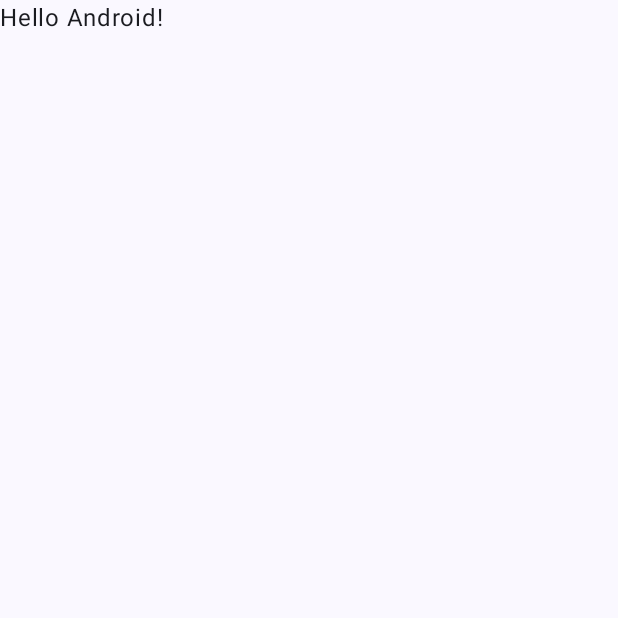
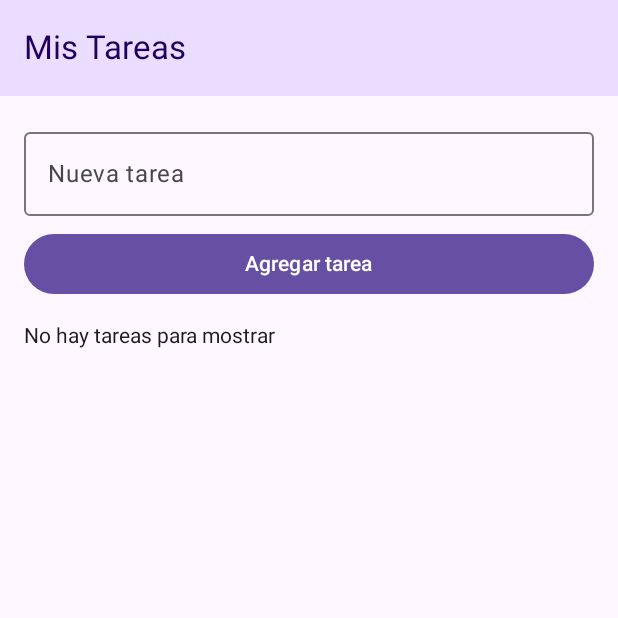
Before and after one commit to Aanlu/AndroidNativo_Praticas, an Android app built with Jetpack Compose: the screen it shows after launch (MainActivity), on a phone screen of 412 x 824 dp, the top half of it. Before the commit the part shown is almost empty. Run offline under Robolectric (Android 15) with nearby library versions, the phone set to English and light mode, and no system bars; our stand-ins replace Room's generated code.

Commit message:
Actividad 7.2. Mini Proyecto 02: lista de tareas con Room: agregar, completar y eliminar

```diff
--- a/MiniProyecto02/app/build.gradle.kts
+++ b/MiniProyecto02/app/build.gradle.kts
@@ -40,6 +40,7 @@ dependencies {
     implementation(platform(libs.androidx.compose.bom))
     implementation(libs.androidx.activity.compose)
     implementation(libs.androidx.compose.material3)
+    implementation(libs.androidx.compose.material.icons.extended)
     val room_version = "2.8.4"
     implementation("androidx.room:room-runtime:$room_version")
     implementation("androidx.room:room-ktx:$room_version")
--- a/MiniProyecto02/app/src/main/java/com/example/miniproyecto02/MainActivity.kt
+++ b/MiniProyecto02/app/src/main/java/com/example/miniproyecto02/MainActivity.kt
@@ -4,44 +4,14 @@ import android.os.Bundle
 import androidx.activity.ComponentActivity
 import androidx.activity.compose.setContent
 import androidx.activity.enableEdgeToEdge
-import androidx.compose.foundation.layout.fillMaxSize
-import androidx.compose.foundation.layout.padding
-import androidx.compose.material3.Scaffold
-import androidx.compose.material3.Text
-import androidx.compose.runtime.Composable
-import androidx.compose.ui.Modifier
-import androidx.compose.ui.tooling.preview.Preview
-import com.example.miniproyecto02.ui.theme.MiniProyecto02Theme
+import com.example.miniproyecto02.presentation.MainScreen
 
 class MainActivity : ComponentActivity() {
     override fun onCreate(savedInstanceState: Bundle?) {
         super.onCreate(savedInstanceState)
         enableEdgeToEdge()
         setContent {
-            MiniProyecto02Theme {
-                Scaffold(modifier = Modifier.fillMaxSize()) { innerPadding ->
-                    Greeting(
-                        name = "Android",
-                        modifier = Modifier.padding(innerPadding)
-                    )
-                }
-            }
+            MainScreen()
         }
     }
 }
-
-@Composable
-fun Greeting(name: String, modifier: Modifier = Modifier) {
-    Text(
-        text = "Hello $name!",
-        modifier = modifier
-    )
-}
-
-@Preview(showBackground = true)
-@Composable
-fun GreetingPreview() {
-    MiniProyecto02Theme {
-        Greeting("Android")
-    }
-}
--- /dev/null
+++ b/MiniProyecto02/app/src/main/java/com/example/miniproyecto02/presentation/MainScreen.kt
@@ -0,0 +1,117 @@
+package com.example.miniproyecto02.presentation
+
+import android.widget.Toast
+import androidx.compose.foundation.layout.Arrangement
+import androidx.compose.foundation.layout.Column
+import androidx.compose.foundation.layout.Spacer
+import androidx.compose.foundation.layout.fillMaxSize
+import androidx.compose.foundation.layout.fillMaxWidth
+import androidx.compose.foundation.layout.height
+import androidx.compose.foundation.layout.padding
+import androidx.compose.foundation.lazy.LazyColumn
+import androidx.compose.foundation.lazy.items
+import androidx.compose.material3.Button
+import androidx.compose.material3.ExperimentalMaterial3Api
+import androidx.compose.material3.MaterialTheme
+import androidx.compose.material3.OutlinedTextField
+import androidx.compose.material3.Scaffold
+import androidx.compose.material3.Text
+import androidx.compose.material3.TopAppBar
+import androidx.compose.material3.TopAppBarDefaults
+import androidx.compose.runtime.Composable
+import androidx.compose.runtime.collectAsState
+import androidx.compose.runtime.getValue
+import androidx.compose.runtime.mutableStateOf
+import androidx.compose.runtime.remember
+import androidx.compose.runtime.rememberCoroutineScope
+import androidx.compose.runtime.setValue
+import androidx.compose.ui.Modifier
+import androidx.compose.ui.platform.LocalContext
+import androidx.compose.ui.unit.dp
+import com.example.miniproyecto02.data.Tarea
+import com.example.miniproyecto02.domain.AppDatabase
+import kotlinx.coroutines.Dispatchers
+import kotlinx.coroutines.launch
+
+@OptIn(ExperimentalMaterial3Api::class)
+@Composable
+fun MainScreen() {
+    val context = LocalContext.current
+    val db = remember { AppDatabase.getDatabase(context) }
+    val dao = db.tareaDao()
+    val scope = rememberCoroutineScope()
+
+    val tareas by dao.obtenerTodas().collectAsState(initial = emptyList())
+
+    var nuevoTitulo by remember { mutableStateOf("") }
+
+    Scaffold(
+        topBar = {
+            TopAppBar(
+                title = { Text("Mis Tareas") },
+                colors = TopAppBarDefaults.topAppBarColors(
+                    containerColor = MaterialTheme.colorScheme.primaryContainer,
+                    titleContentColor = MaterialTheme.colorScheme.onPrimaryContainer
+                )
+            )
+        }
+    ) { innerPadding ->
+        Column(
+            modifier = Modifier
+                .fillMaxSize()
+                .padding(innerPadding)
+                .padding(16.dp)
+        ) {
+            OutlinedTextField(
+                value = nuevoTitulo,
+                onValueChange = { nuevoTitulo = it },
+                label = { Text("Nueva tarea") },
+                modifier = Modifier.fillMaxWidth()
+            )
+
+            Spacer(modifier = Modifier.height(8.dp))
+
+            Button(
+                onClick = {
+                    if (nuevoTitulo.isNotBlank()) {
+                        val titulo = nuevoTitulo
+                        nuevoTitulo = ""
+                        scope.launch(Dispatchers.IO) {
+                            dao.insertar(Tarea(titulo = titulo))
+                        }
+                    } else {
+                        Toast.makeText(context, "Escribe un título", Toast.LENGTH_SHORT).show()
+                    }
+                },
+                modifier = Modifier.fillMaxWidth()
+            ) {
+                Text("Agregar tarea")
+            }
+
+            Spacer(modifier = Modifier.height(16.dp))
+
+            if (tareas.isEmpty()) {
+                Text("No hay tareas para mostrar")
+            }
+
+            LazyColumn(verticalArrangement = Arrangement.spacedBy(8.dp)) {
+                items(tareas) { tarea ->
+                    TareaItem(
+                        tarea = tarea,
+                        onCompletadaChange = { marcada ->
+                            scope.launch(Dispatchers.IO) {
+                                dao.actualizar(tarea.copy(completada = marcada))
+                            }
+                        },
+                        onEditar = { },
+                        onEliminar = {
+                            scope.launch(Dispatchers.IO) {
+                                dao.eliminar(tarea)
+                            }
+                        }
+                    )
+                }
+            }
+        }
+    }
+}
--- a/MiniProyecto02/gradle/libs.versions.toml
+++ b/MiniProyecto02/gradle/libs.versions.toml
@@ -24,6 +24,7 @@ androidx-compose-ui-tooling-preview = { group = "androidx.compose.ui", name = "u
 androidx-compose-ui-test-manifest = { group = "androidx.compose.ui", name = "ui-test-manifest" }
 androidx-compose-ui-test-junit4 = { group = "androidx.compose.ui", name = "ui-test-junit4" }
 androidx-compose-material3 = { group = "androidx.compose.material3", name = "material3" }
+androidx-compose-material-icons-extended = { group = "androidx.compose.material", name = "material-icons-extended" }
 
 [plugins]
 android-application = { id = "com.android.application", version.ref = "agp" }
```
Also changed, not shown: MiniProyecto02/app/src/main/java/com/example/miniproyecto02/presentation/TareaItem.kt (added, +65 -0 lines).
